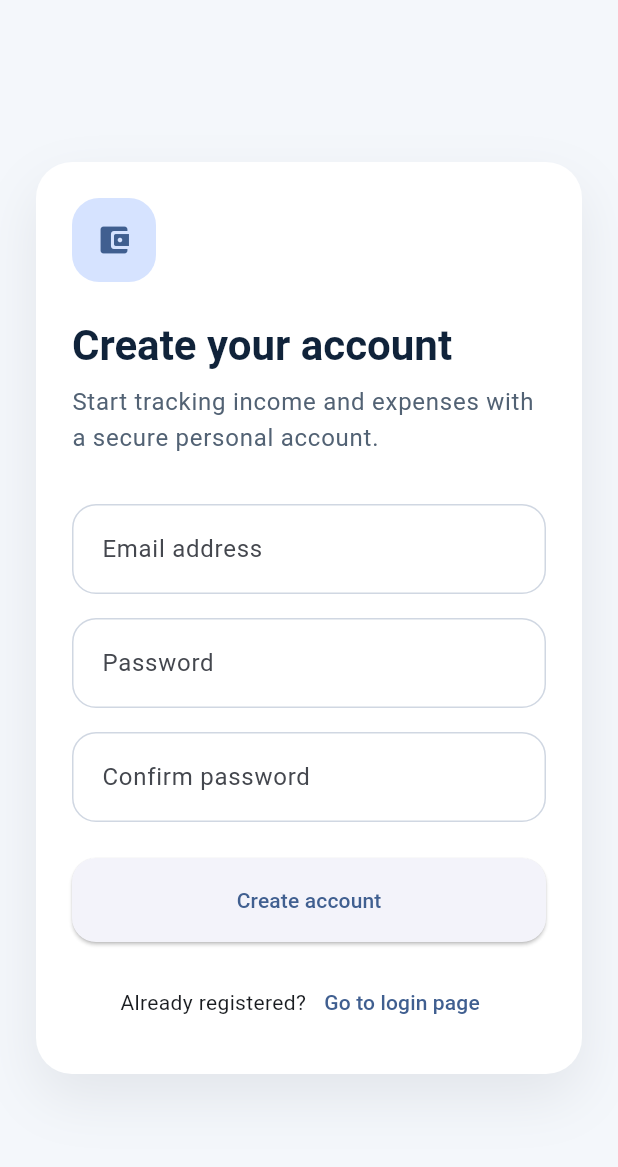
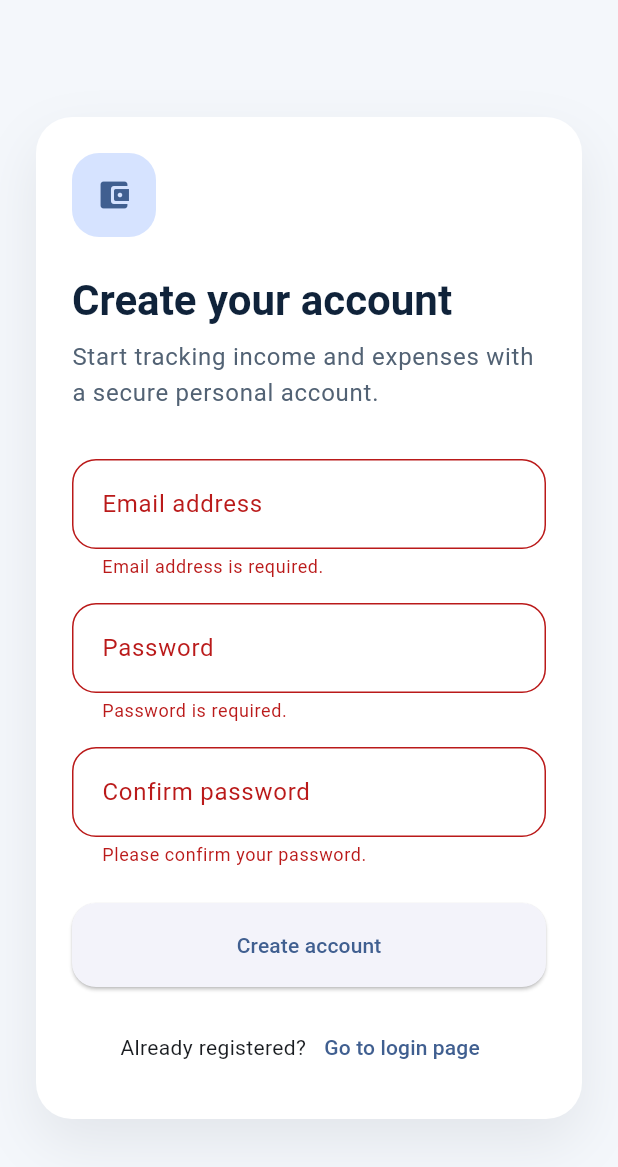
Before and after one commit to ashutosh229/expense-tracker, a Flutter app: the screen it shows after launch, after a tap on "Create account", on a phone screen of 412 x 824 dp. Shown: the top 1167 px of the screen. Run offline on Flutter 3.47's test engine with Material 3 defaults, Android fonts, the phone set to English and light mode, and no system bars.

Commit message:
feat: integrate the email verification screen in the registration screen

```diff
--- a/lib/src/features/auth/presentation/screens/register_screen.dart
+++ b/lib/src/features/auth/presentation/screens/register_screen.dart
@@ -1,7 +1,11 @@
 import 'package:flutter/material.dart';
 
+import '../validators/auth_validators.dart';
+import '../widgets/auth_footer_link.dart';
 import '../widgets/auth_scaffold.dart';
 import '../widgets/auth_text_field.dart';
+import '../widgets/primary_auth_button.dart';
+import 'email_verification_screen.dart';
 import 'login_screen.dart';
 
 class RegisterScreen extends StatefulWidget {
@@ -14,6 +18,7 @@ class RegisterScreen extends StatefulWidget {
 }
 
 class _RegisterScreenState extends State<RegisterScreen> {
+  final _formKey = GlobalKey<FormState>();
   final _emailController = TextEditingController();
   final _passwordController = TextEditingController();
   final _confirmPasswordController = TextEditingController();
@@ -32,6 +37,8 @@ class _RegisterScreenState extends State<RegisterScreen> {
       title: 'Create your account',
       subtitle:
           'Start tracking income and expenses with a secure personal account.',
+      child: Form(
+        key: _formKey,
         child: Column(
           crossAxisAlignment: CrossAxisAlignment.stretch,
           children: [
@@ -41,6 +48,7 @@ class _RegisterScreenState extends State<RegisterScreen> {
               hintText: 'you@example.com',
               keyboardType: TextInputType.emailAddress,
               textInputAction: TextInputAction.next,
+              validator: AuthValidators.email,
             ),
             const SizedBox(height: 16),
             AuthTextField(
@@ -49,6 +57,7 @@ class _RegisterScreenState extends State<RegisterScreen> {
               hintText: 'Enter a secure password',
               obscureText: true,
               textInputAction: TextInputAction.next,
+              validator: AuthValidators.password,
             ),
             const SizedBox(height: 16),
             AuthTextField(
@@ -57,30 +66,40 @@ class _RegisterScreenState extends State<RegisterScreen> {
               hintText: 'Re-enter your password',
               obscureText: true,
               textInputAction: TextInputAction.done,
+              validator: (value) => AuthValidators.confirmPassword(
+                value,
+                _passwordController.text,
+              ),
             ),
             const SizedBox(height: 24),
-          ElevatedButton(
+            PrimaryAuthButton(
+              label: 'Create account',
               onPressed: () {
                 FocusScope.of(context).unfocus();
+                final isValid = _formKey.currentState?.validate() ?? false;
+
+                if (!isValid) {
+                  return;
+                }
+
+                Navigator.of(context).pushNamed(
+                  EmailVerificationScreen.routeName,
+                  arguments: _emailController.text.trim(),
+                );
               },
-            child: const Text('Create account'),
             ),
             const SizedBox(height: 16),
-          Row(
-            mainAxisAlignment: MainAxisAlignment.center,
-            children: [
-              const Text('Already registered?'),
-              TextButton(
+            AuthFooterLink(
+              label: 'Already registered?',
+              actionLabel: 'Go to login page',
               onPressed: () {
                 Navigator.of(context).pushReplacementNamed(
                   LoginScreen.routeName,
                 );
               },
-                child: const Text('Go to login page'),
             ),
           ],
         ),
-        ],
       ),
     );
   }
```
Lines whose indentation alone changed are shown as unchanged.
